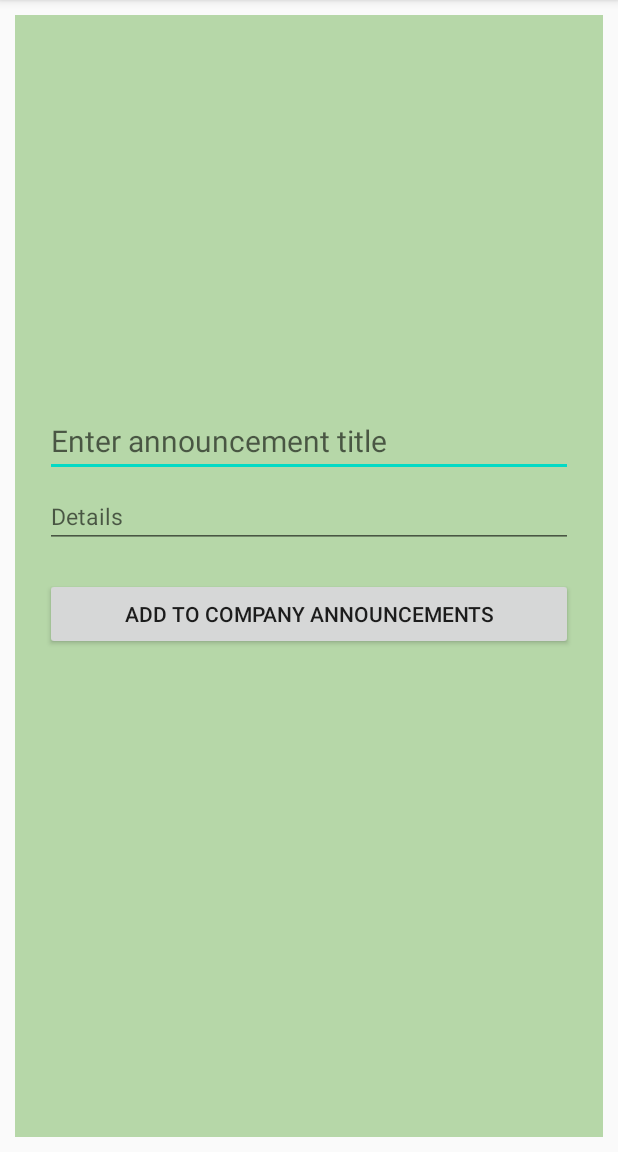
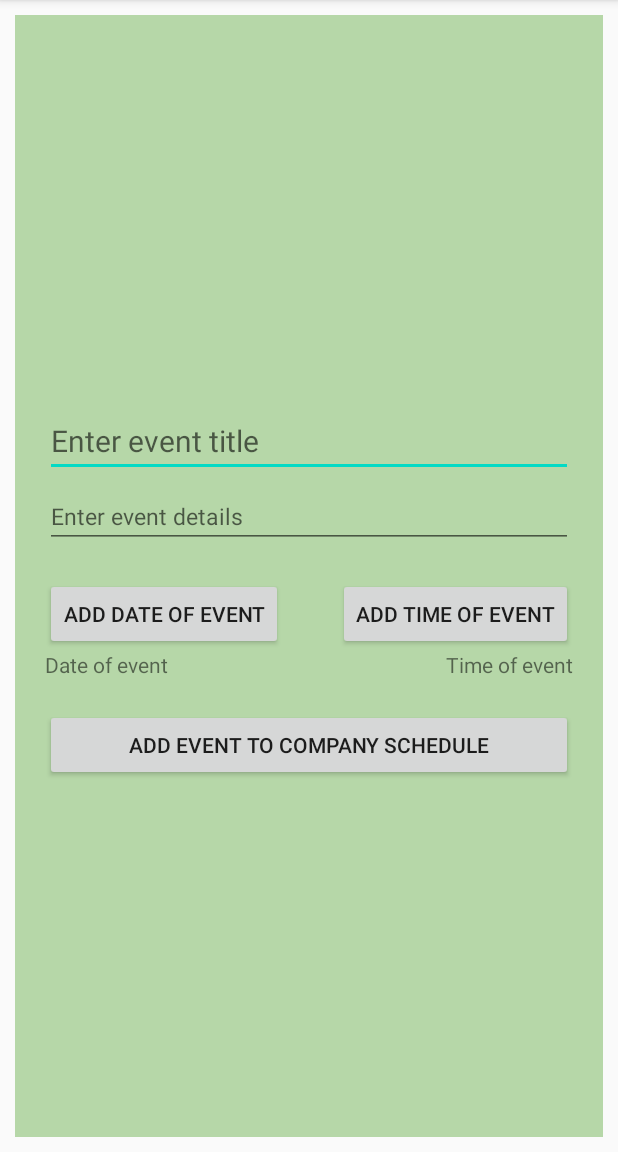
Before and after one commit to Phoshco/CodeExpDeez, an Android app: the AddScheduleEvent screen opened directly, with no data from a screen before it, on a phone screen of 412 x 824 dp, the part 84-1236 px from its top. Run offline under Robolectric (Android 15) with nearby library versions, the phone set to English and light mode, and no system bars.

Commit message:
Scheduler Commit 1

```diff
--- a/app/src/main/java/com/example/codeexpdeez/ScheduleFirebase.java
+++ b/app/src/main/java/com/example/codeexpdeez/ScheduleFirebase.java
@@ -47,7 +47,8 @@ public class ScheduleFirebase {
                 List<String> keys = new ArrayList<>();
 
                 for(DataSnapshot keyNode: snapshot.getChildren()){
-                    keys.add(keyNode.getKey());
+                    //keys.add(keyNode.getKey());
+                    keys.add(keyNode.child("date").getValue().toString());
                     ScheduleEvent event = keyNode.getValue(ScheduleEvent.class);
                     events.add(event);
                 }
@@ -62,7 +63,7 @@ public class ScheduleFirebase {
     }
 
     public void updateSchedule(ScheduleEvent event, final DataStatus dataStatus){
-        String key = event.getTitle();
+        String key = event.getDate();
         /*String deets = event.getDetails();
         String date = event.getDate();
         mReferenceCart.addListenerForSingleValueEvent(new ValueEventListener() {
--- a/app/src/main/res/layout/activity_add_schedule_event.xml
+++ b/app/src/main/res/layout/activity_add_schedule_event.xml
@@ -28,7 +28,7 @@
             android:layout_width="match_parent"
             android:layout_height="wrap_content"
             android:layout_gravity="center"
-            android:hint="Enter announcement title"
+            android:hint="Enter event title"
             android:textColor="@color/black"
             android:textSize="20sp"
             android:paddingTop="250dp"/>
@@ -39,16 +39,68 @@
             android:layout_height="wrap_content"
             android:layout_gravity="center"
             android:layout_below="@id/title"
-            android:hint="Details"
+            android:hint="Enter event details"
             android:textColor="@color/black"
             android:textSize="15sp"
             android:paddingTop="15dp"/>
+
+        <LinearLayout
+            android:layout_width="match_parent"
+            android:layout_height="wrap_content"
+            android:orientation="horizontal">
+
+            <Button
+                android:layout_width="wrap_content"
+                android:layout_height="wrap_content"
+                android:id="@+id/date"
+                android:text="Add date of event"
+
+                android:layout_marginTop="20dp"/>
+
+            <Space
+                android:layout_width="0dp"
+                android:layout_height="0dp"
+                android:layout_weight="1" />
+
+            <Button
+                android:layout_width="wrap_content"
+                android:layout_height="wrap_content"
+                android:id="@+id/time"
+                android:text="Add time of event"
+                android:layout_marginTop="20dp"/>
+
+        </LinearLayout>
+
+        <LinearLayout
+            android:layout_width="match_parent"
+            android:layout_height="wrap_content"
+            android:orientation="horizontal">
+
+            <TextView
+                android:layout_width="wrap_content"
+                android:layout_height="wrap_content"
+                android:id="@+id/showdate"
+                android:text="Date of event"/>
+
+            <Space
+                android:layout_width="0dp"
+                android:layout_height="0dp"
+                android:layout_weight="1" />
+
+            <TextView
+                android:layout_width="wrap_content"
+                android:layout_height="wrap_content"
+                android:id="@+id/showtime"
+                android:text="Time of event"/>
+
+
+        </LinearLayout>
 
         <Button
             android:layout_width="match_parent"
             android:layout_height="wrap_content"
             android:id="@+id/addEvent"
-            android:text="Add to company announcements"
+            android:text="Add event to company schedule"
             android:layout_marginTop="20dp"/>
 
     </LinearLayout>
--- a/app/src/main/res/layout/event_items.xml
+++ b/app/src/main/res/layout/event_items.xml
@@ -5,7 +5,7 @@
     android:layout_width="match_parent"
     android:layout_height="wrap_content"
     android:orientation="vertical"
-    android:padding="10dp">
+    android:padding="5dp">
 
     <TextView
         android:layout_width="fill_parent"
```
Also changed, not shown: app/src/main/java/com/example/codeexpdeez/AddScheduleEvent.java (+77 -5 lines), app/src/main/java/com/example/codeexpdeez/Launch.java (+6 -2 lines), app/src/main/java/com/example/codeexpdeez/Register.java (+63 -7 lines), app/src/main/res/layout/activity_register.xml (+9 -12 lines), app/src/main/res/layout/activity_schedule.xml (+5 -5 lines).
